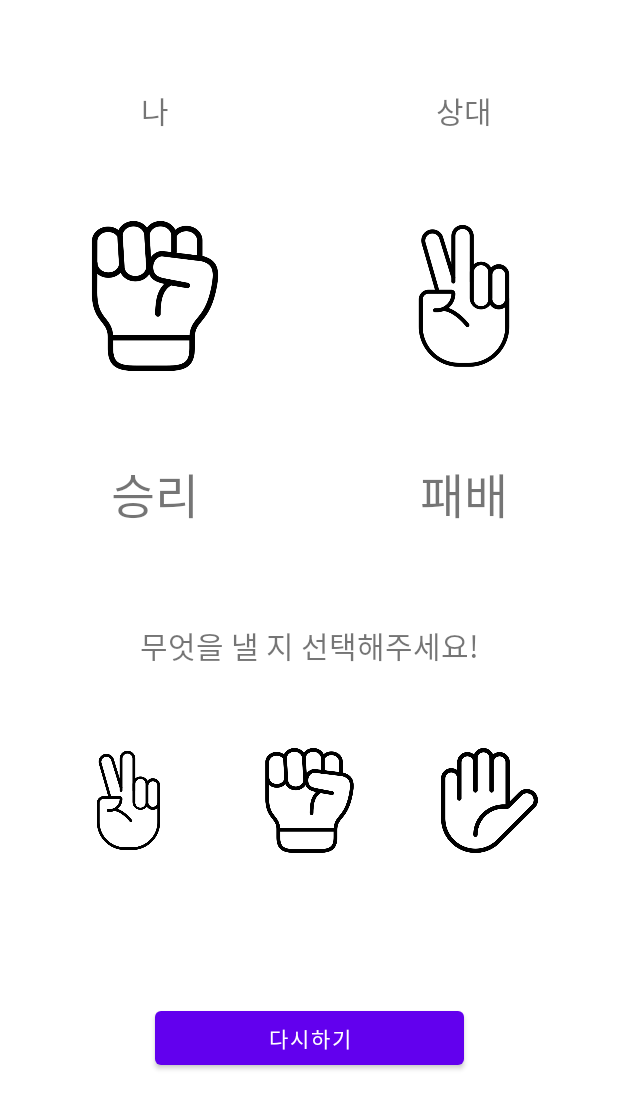
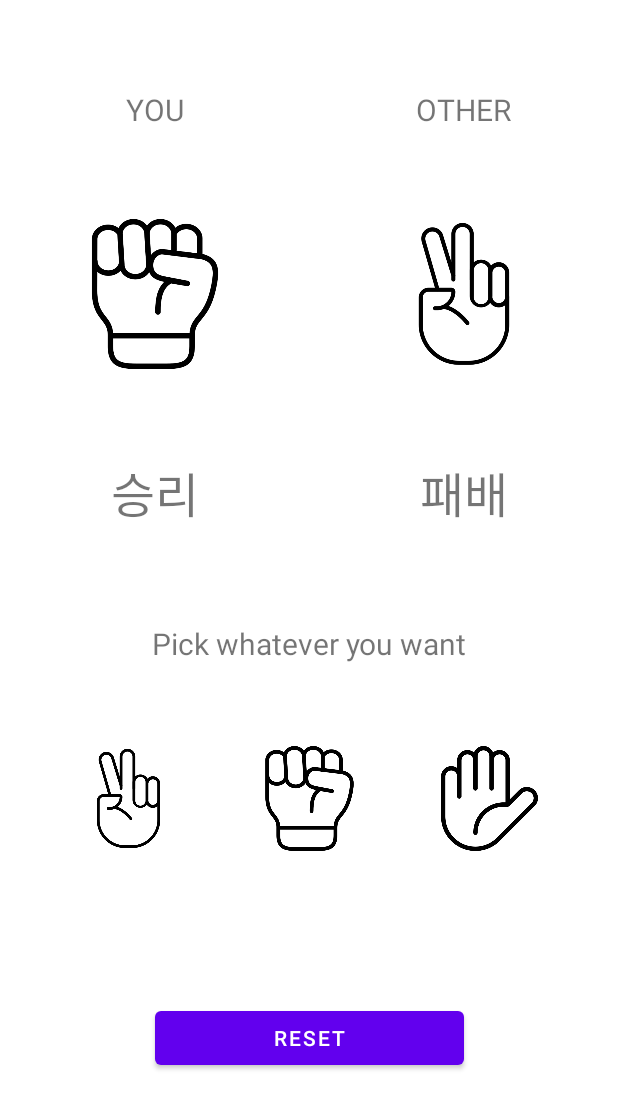
Before and after one commit to hansh0101-sample/Architecture-Sample, an Android app: the layout activity_main.xml on its own in the app's theme, with its tools: preview values and no code run, on a phone screen of 412 x 824 dp. Shown: the top 1109 px of the screen. Run offline under Robolectric (Android 15) with nearby library versions, the phone set to English and light mode, and no system bars.

Commit message:
[Rock Paper Scissors] strings.xml 추가

```diff
--- a/app/src/main/java/com/vimosoft/architecture_sample/model/GameResult.kt
+++ b/app/src/main/java/com/vimosoft/architecture_sample/model/GameResult.kt
@@ -1,5 +1,5 @@
 package com.vimosoft.architecture_sample.model
 
-enum class GameResult(val message: String) {
-    WIN("승리"), DRAW("무승부"), LOSE("패배")
+enum class GameResult {
+    WIN, DRAW, LOSE
 }
--- a/app/src/main/res/layout/activity_main.xml
+++ b/app/src/main/res/layout/activity_main.xml
@@ -21,7 +21,7 @@
             android:id="@+id/text_me"
             android:layout_width="wrap_content"
             android:layout_height="wrap_content"
-            android:text="나"
+            android:text="@string/text_me"
             android:textSize="20sp"
             app:layout_constraintBottom_toTopOf="@id/image_my_pick"
             app:layout_constraintEnd_toEndOf="parent"
@@ -64,7 +64,7 @@
             android:id="@+id/text_opponent"
             android:layout_width="wrap_content"
             android:layout_height="wrap_content"
-            android:text="상대"
+            android:text="@string/text_opponent"
             android:textSize="20sp"
             app:layout_constraintBottom_toTopOf="@id/image_opponent_pick"
             app:layout_constraintEnd_toEndOf="parent"
@@ -113,7 +113,7 @@
             android:id="@+id/text_choice"
             android:layout_width="wrap_content"
             android:layout_height="wrap_content"
-            android:text="무엇을 낼 지 선택해주세요!"
+            android:text="@string/text_choice"
             android:textSize="20sp"
             app:layout_constraintEnd_toEndOf="parent"
             app:layout_constraintStart_toStartOf="parent"
@@ -155,7 +155,7 @@
         android:id="@+id/button_reset"
         android:layout_width="0dp"
         android:layout_height="wrap_content"
-        android:text="다시하기"
+        android:text="@string/reset"
         app:layout_constraintBottom_toBottomOf="parent"
         app:layout_constraintEnd_toEndOf="parent"
         app:layout_constraintStart_toStartOf="parent"
--- a/app/src/main/res/values/strings.xml
+++ b/app/src/main/res/values/strings.xml
@@ -1,3 +1,10 @@
 <resources>
-    <string name="app_name">Architecture-Sample</string>
+    <string name="app_name">Rock-Paper-Scissors</string>
+    <string name="text_me">YOU</string>
+    <string name="text_opponent">OTHER</string>
+    <string name="win">WIN</string>
+    <string name="draw">DRAW</string>
+    <string name="lose">LOSE</string>
+    <string name="text_choice">Pick whatever you want</string>
+    <string name="reset">RESET</string>
 </resources>
```
